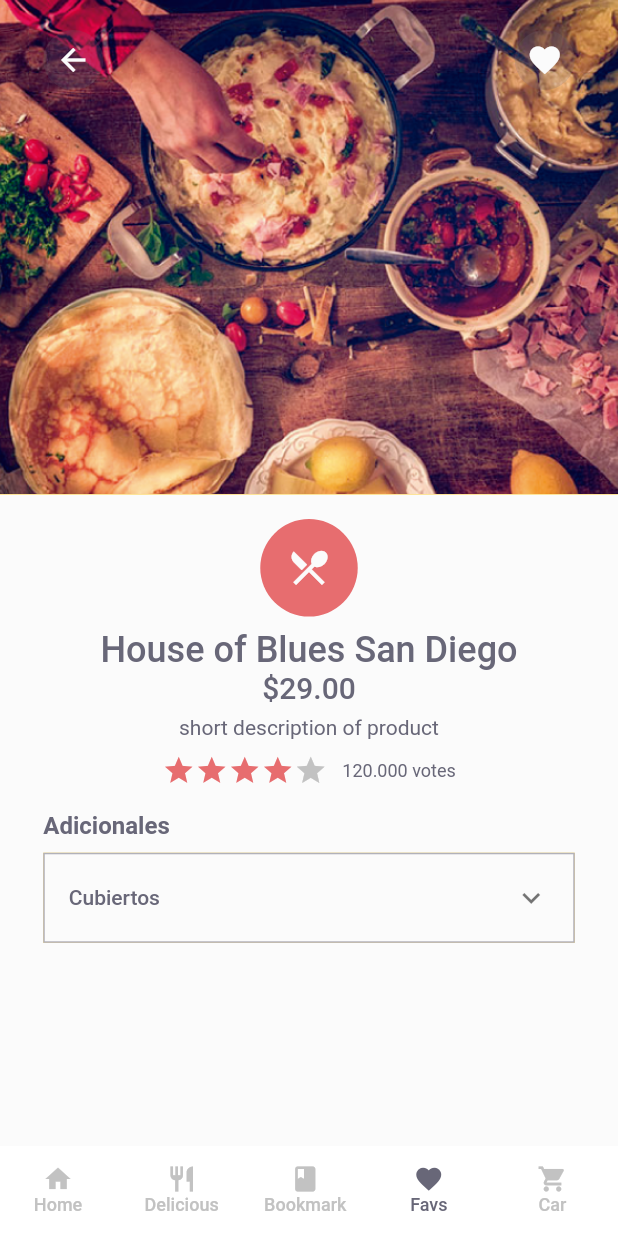
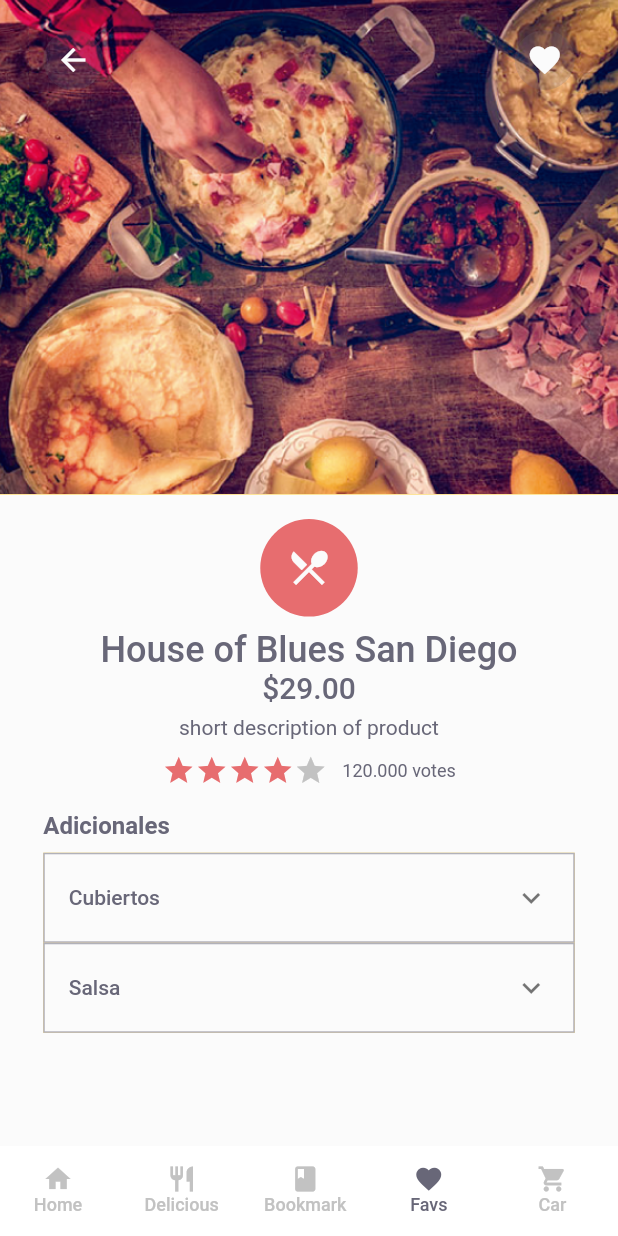
Before and after one commit to DalexisValencia/Fifth-test-app_Restaurants, a Flutter app: the screen it shows after launch, item 4 of the bottom bar chosen, on a phone screen of 412 x 824 dp. Run offline on Flutter 3.47's test engine with Material 2 defaults, Android fonts, the phone set to English and light mode, and no system bars.

Commit message:
Modificadores multiples

```diff
--- a/lib/screens/plate.detail.dart
+++ b/lib/screens/plate.detail.dart
@@ -234,6 +234,11 @@ class AditionalsState extends State<Aditionals> {
       Adittional(title: 'Cubiertos', isMulti: false, children: [
         AditionalsOptions(name: 'Con Cubiertos', isActive: true),
         AditionalsOptions(name: 'Con Palillos chinos', isActive: false)
+      ]),
+      Adittional(title: 'Salsa', isMulti: true, children: [
+        AditionalsOptions(name: '... de tomate', isActive: false),
+        AditionalsOptions(name: '... terillaki', isActive: false),
+        AditionalsOptions(name: '... de guacamole', isActive: false)
       ])
     ];
     return Container(
--- a/lib/widgets/AditionalsExpansions.dart
+++ b/lib/widgets/AditionalsExpansions.dart
@@ -13,15 +13,18 @@ class AditionalExpansionPanel extends StatefulWidget {
 
 class _AditionalExpansionPanelState extends State<AditionalExpansionPanel> {
   int currentActive = 0;
+  bool isActivePanel = false;
 
   checkFlowCheckBox(val, inx) {
     if (!val) {
+      print("1");
       setState(() {
         currentActive = 100;
       });
     }
 
     if (val) {
+      print("2");
       setState(() {
         currentActive = inx;
       });
@@ -32,11 +35,34 @@ class _AditionalExpansionPanelState extends State<AditionalExpansionPanel> {
   Widget build(BuildContext context) {
     return Container(
       decoration: BoxDecoration(
-          border: Border.all(
-              width: 1,
-              color: Theme.of(context).primaryColorDark.withOpacity(0.5)),
+          border: isActivePanel
+              ? Border(
+                  top: BorderSide(
+                      color:
+                          Theme.of(context).primaryColorDark.withOpacity(0.5),
+                      width: 1),
+                  left: BorderSide(
+                      color:
+                          Theme.of(context).primaryColorDark.withOpacity(0.5),
+                      width: 1),
+                  right: BorderSide(
+                      color:
+                          Theme.of(context).primaryColorDark.withOpacity(0.5),
+                      width: 1),
+                  bottom: BorderSide(color: Colors.red, width: 0),
+                )
+              : Border.all(
+                  width: 1,
+                  color: isActivePanel
+                      ? Colors.red
+                      : Theme.of(context).primaryColorDark.withOpacity(0.5)),
           color: Theme.of(context).primaryColorLight),
       child: ExpansionTile(
+        onExpansionChanged: (val) {
+          setState(() {
+            isActivePanel = val;
+          });
+        },
         backgroundColor: Theme.of(context).primaryColorLight,
         title: Text(
           widget.title,
@@ -89,9 +115,11 @@ class AditionalCheckBoxTile extends StatefulWidget {
 class _AditionalCheckBoxTileState extends State<AditionalCheckBoxTile> {
   bool isCurrentCheckActive = false;
   _activeOption(val) {
+    // si la seleccion no es multiple
     if (!widget.isMulti) {
       widget.callBackClick(val, widget.index);
     }
+    // Si la seleccion es multiple
     if (widget.isMulti) {
       setState(() {
         this.isCurrentCheckActive = val;
@@ -99,27 +127,38 @@ class _AditionalCheckBoxTileState extends State<AditionalCheckBoxTile> {
     }
   }
 
+  changeNotifierWidgetParent() {
+    // solo si la seleccion no es multiple
+    if (!widget.isMulti) {
+      setState(() {
+        isCurrentCheckActive = widget.active;
+      });
+    }
+  }
+
   @override
   void initState() {
     super.initState();
+    this.changeNotifierWidgetParent();
   }
 
   @override
   Widget build(BuildContext context) {
-    setState(() {
-      print("pintalo!!");
-      isCurrentCheckActive = widget.active;
-    });
+    this.changeNotifierWidgetParent();
     return Container(
       decoration: BoxDecoration(
-          // color: Colors.yellow,
           border: Border(
               top: BorderSide(
                   width: 1,
                   color: Theme.of(context).primaryColorDark.withOpacity(0.2)))),
       child: CheckboxListTile(
-        // controlAffinity: ListTileControlAffinity.leading,
-        title: Text(widget.name),
+        title: Text(
+          widget.name,
+          style: Theme.of(context)
+              .textTheme
+              .caption
+              .copyWith(color: Theme.of(context).primaryColorDark),
+        ),
         activeColor: Theme.of(context).buttonColor,
         value: isCurrentCheckActive,
         onChanged: (val) => _activeOption(val),
```
